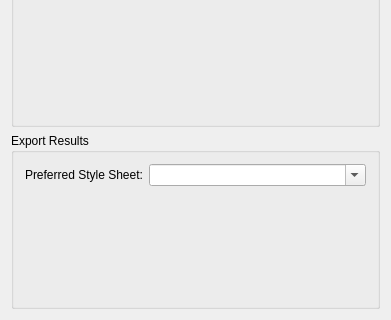
KDE/klinkstatus, file src/ui/settings/configresultsdialog.ui: the form before one commit; both pictures show x 0 to 391 and y 241 to 561 of the 391 by 561 pixel window.
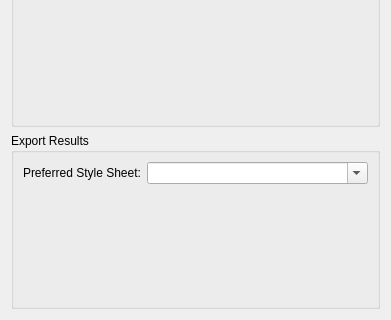
The form after the commit. Custom widgets are drawn as their Qt base class.

Commit message:
SVN_SILENT Cleanup .ui files
This removes (as discussed on k-c-d)
* obsolete <pixmapfunction>
* deprecated <layoutdefault>
* empty <author>, <comment>, <exportmacro>

The edit to the form file:
```diff
--- a/src/ui/settings/configresultsdialog.ui
+++ b/src/ui/settings/configresultsdialog.ui
@@ -135,8 +135,6 @@
    </item>
   </layout>
  </widget>
- <layoutdefault spacing="6" margin="11" />
- <pixmapfunction>qPixmapFromMimeSource</pixmapfunction>
  <customwidgets>
   <customwidget>
    <class>KComboBox</class>
```
The commit also changes 3 other files.
